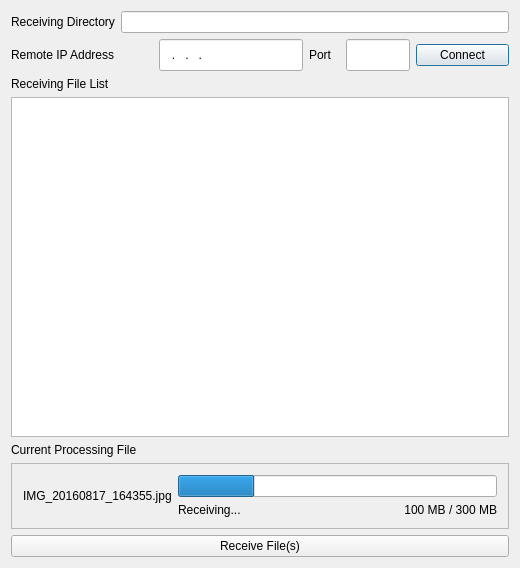
Qt form dialog.ui (kokay/FileTransferDeskTop) before a commit.
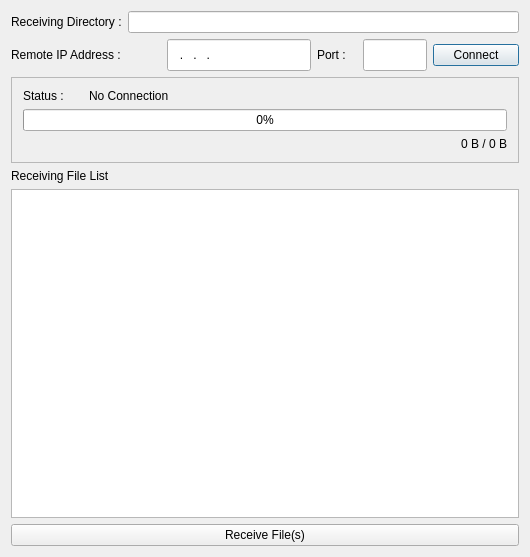
The same form after that commit.

Diff of the .ui file:
```diff
--- a/dialog.ui
+++ b/dialog.ui
@@ -6,8 +6,8 @@
    <rect>
     <x>0</x>
     <y>0</y>
-    <width>520</width>
-    <height>568</height>
+    <width>530</width>
+    <height>557</height>
    </rect>
   </property>
   <property name="sizePolicy">
@@ -18,13 +18,13 @@
   </property>
   <property name="minimumSize">
    <size>
-    <width>520</width>
+    <width>530</width>
     <height>0</height>
    </size>
   </property>
   <property name="maximumSize">
    <size>
-    <width>520</width>
+    <width>530</width>
     <height>16777215</height>
    </size>
   </property>
@@ -34,15 +34,15 @@
   <property name="windowTitle">
    <string>File Transfer (With Android)</string>
   </property>
-  <layout class="QGridLayout" name="gridLayout_2">
-   <item row="0" column="0">
-    <layout class="QGridLayout" name="gridLayout">
-     <item row="0" column="0">
-      <layout class="QHBoxLayout" name="horizontalLayout_7">
+  <layout class="QVBoxLayout" name="verticalLayout_4">
        <item>
-        <widget class="QLabel" name="label_3">
+    <layout class="QVBoxLayout" name="verticalLayout_3">
+     <item>
+      <layout class="QHBoxLayout" name="receivingDirectoryBoxLayout">
+       <item>
+        <widget class="QLabel" name="recivingDirectoryLabel">
          <property name="text">
-          <string>Receiving Directory</string>
+          <string>Receiving Directory :</string>
          </property>
         </widget>
        </item>
@@ -55,29 +55,26 @@
        </item>
       </layout>
      </item>
-     <item row="3" column="0">
-      <widget class="QListView" name="listView"/>
-     </item>
-     <item row="1" column="0">
-      <layout class="QHBoxLayout" name="horizontalLayout_3">
        <item>
-        <layout class="QHBoxLayout" name="horizontalLayout_2">
+      <layout class="QHBoxLayout" name="horizontalLayout">
          <item>
-          <widget class="QLabel" name="label">
+        <layout class="QHBoxLayout" name="remoteIpAddressBoxLayout">
+         <item>
+          <widget class="QLabel" name="removeIpAddressLabel">
            <property name="minimumSize">
             <size>
-             <width>142</width>
+             <width>150</width>
              <height>0</height>
             </size>
            </property>
            <property name="maximumSize">
             <size>
-             <width>142</width>
+             <width>150</width>
              <height>32</height>
             </size>
            </property>
            <property name="text">
-            <string>Remote IP Address</string>
+            <string>Remote IP Address :</string>
            </property>
           </widget>
          </item>
@@ -109,12 +106,12 @@
         </layout>
        </item>
        <item>
-        <layout class="QHBoxLayout" name="horizontalLayout">
+        <layout class="QHBoxLayout" name="portBoxLayout">
          <item>
-          <widget class="QLabel" name="label_2">
+          <widget class="QLabel" name="portLabel">
            <property name="minimumSize">
             <size>
-             <width>31</width>
+             <width>40</width>
              <height>0</height>
             </size>
            </property>
@@ -125,7 +122,7 @@
             </size>
            </property>
            <property name="text">
-            <string>Port</string>
+            <string>Port :</string>
            </property>
           </widget>
          </item>
@@ -174,15 +171,6 @@
        </item>
       </layout>
      </item>
-     <item row="4" column="0">
-      <layout class="QVBoxLayout" name="verticalLayout_3">
-       <item>
-        <widget class="QLabel" name="label_6">
-         <property name="text">
-          <string>Current Processing File</string>
-         </property>
-        </widget>
-       </item>
        <item>
         <widget class="QFrame" name="frame">
          <property name="frameShape">
@@ -191,52 +179,80 @@
          <property name="frameShadow">
           <enum>QFrame::Raised</enum>
          </property>
-         <layout class="QHBoxLayout" name="horizontalLayout_4">
-          <item>
-           <layout class="QVBoxLayout" name="verticalLayout_2">
-            <item>
-             <layout class="QHBoxLayout" name="horizontalLayout_6">
-              <item>
-               <widget class="QLabel" name="label_5">
-                <property name="text">
-                 <string>IMG_20160817_164355.jpg</string>
-                </property>
-               </widget>
-              </item>
-              <item>
+       <layout class="QGridLayout" name="gridLayout">
+        <item row="0" column="0">
                <layout class="QVBoxLayout" name="verticalLayout">
+          <item>
+           <layout class="QHBoxLayout" name="horizontalLayout_3">
+            <item>
+             <widget class="QLabel" name="label_6">
+              <property name="minimumSize">
+               <size>
+                <width>60</width>
+                <height>0</height>
+               </size>
+              </property>
+              <property name="maximumSize">
+               <size>
+                <width>60</width>
+                <height>16777215</height>
+               </size>
+              </property>
+              <property name="text">
+               <string>Status :</string>
+              </property>
+             </widget>
+            </item>
+            <item>
+             <widget class="QLabel" name="statusLabel">
+              <property name="text">
+               <string>No Connection</string>
+              </property>
+             </widget>
+            </item>
+           </layout>
+          </item>
                 <item>
                  <widget class="QProgressBar" name="progressBar">
                   <property name="layoutDirection">
                    <enum>Qt::LeftToRight</enum>
                   </property>
+            <property name="minimum">
+             <number>0</number>
+            </property>
+            <property name="maximum">
+             <number>100</number>
+            </property>
                   <property name="value">
-                   <number>24</number>
+             <number>0</number>
                   </property>
                   <property name="textVisible">
-                   <bool>false</bool>
+             <bool>true</bool>
                   </property>
                   <property name="orientation">
                    <enum>Qt::Horizontal</enum>
                   </property>
+            <property name="invertedAppearance">
+             <bool>false</bool>
+            </property>
                   <property name="format">
                    <string>%p%</string>
                   </property>
                  </widget>
                 </item>
                 <item>
-                 <layout class="QHBoxLayout" name="horizontalLayout_5">
+           <layout class="QHBoxLayout" name="horizontalLayout_2">
                   <item>
                    <widget class="QLabel" name="label_7">
                     <property name="text">
-                     <string>Receiving...</string>
+               <string/>
                     </property>
                    </widget>
                   </item>
                   <item>
-                   <widget class="QLabel" name="label_8">
+             <widget class="QLabel" name="receivedBytes">
                     <property name="text">
-                     <string>100 MB / 300 MB</string>
+               <string>0 B / 0 B</string>
                     </property>
                     <property name="alignment">
                      <set>Qt::AlignRight|Qt::AlignTrailing|Qt::AlignVCenter</set>
@@ -248,15 +264,24 @@
                </layout>
               </item>
              </layout>
-            </item>
-           </layout>
-          </item>
-         </layout>
+       <zorder></zorder>
+      </widget>
+     </item>
+     <item>
+      <layout class="QVBoxLayout" name="verticalLayout_2">
+       <item>
+        <widget class="QLabel" name="label_4">
+         <property name="text">
+          <string>Receiving File List</string>
+         </property>
         </widget>
        </item>
+       <item>
+        <widget class="QListView" name="listView"/>
+       </item>
       </layout>
      </item>
-     <item row="5" column="0">
+     <item>
       <widget class="QPushButton" name="receiveButton">
        <property name="text">
         <string>Receive File(s)</string>
@@ -266,13 +291,6 @@
        </property>
       </widget>
      </item>
-     <item row="2" column="0">
-      <widget class="QLabel" name="label_4">
-       <property name="text">
-        <string>Receiving File List</string>
-       </property>
-      </widget>
-     </item>
     </layout>
    </item>
   </layout>
```
Left out of the diff: 9 changed lines with no effect on the pictures. Lines whose indentation alone changed are shown as unchanged.
